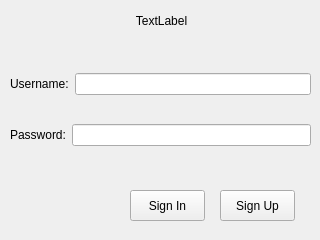
This is loginwindow.ui in carlrizk/QCMpp as Qt 5 draws it before an edit. The edited form follows.
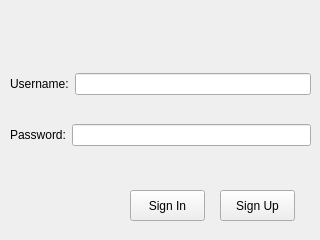
This is the edited form.

What changed in the file:
```diff
--- a/loginwindow.ui
+++ b/loginwindow.ui
@@ -63,7 +63,7 @@
     </rect>
    </property>
    <property name="text">
-    <string>TextLabel</string>
+    <string/>
    </property>
    <property name="alignment">
     <set>Qt::AlignCenter</set>
```
